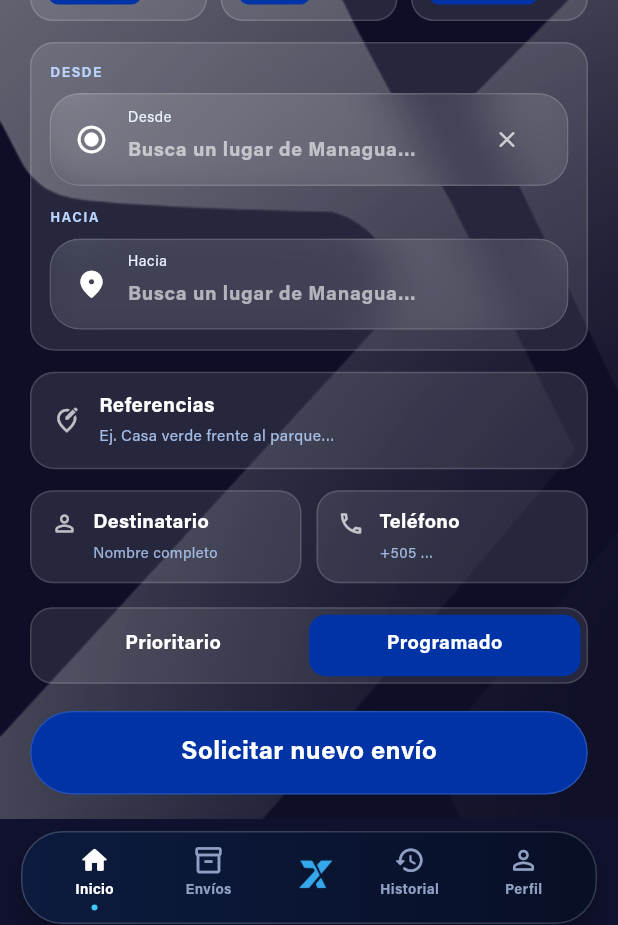
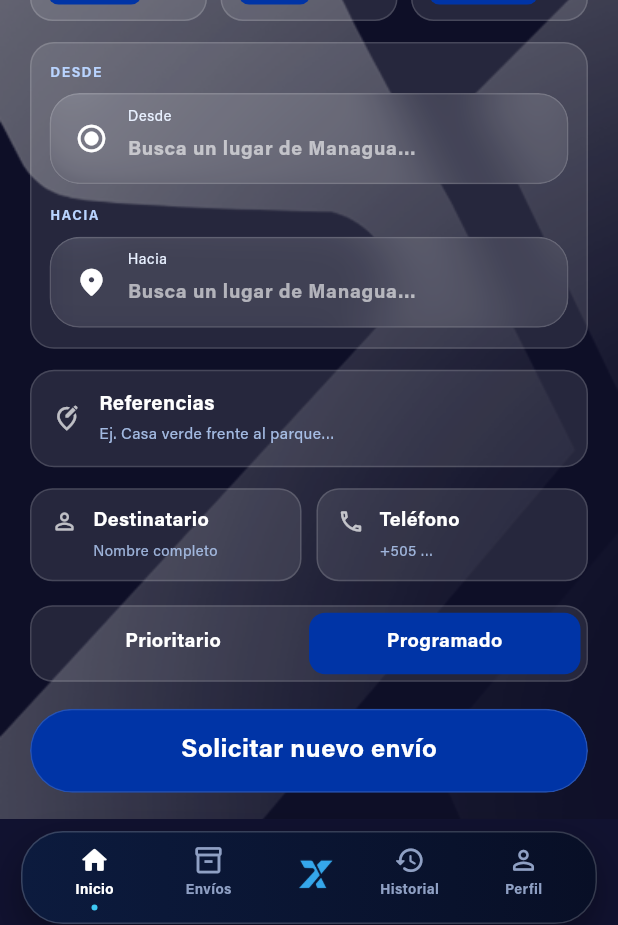
Before and after one commit to pubnicaragua/plt-app-01-sep-sn, a Flutter app: the HomeCliente screen opened directly, scrolled down 206 dp, on a phone screen of 412 x 824 dp. Shown: the part 300-1225 px from the top of the screen. Run offline on Flutter 3.47's test engine with Material 3 defaults, Android fonts, the phone set to English and light mode, and no system bars; our stand-ins replace geolocator, google_maps_flutter; accounts and stored records are empty; network calls fail.

Commit message:
Home: campo DESDE y HACIA ambos buscables en tiempo real (sin campo bloqueado)

```diff
--- a/lib/screens/home_cliente.dart
+++ b/lib/screens/home_cliente.dart
@@ -572,17 +572,12 @@ class _EditableRouteCard extends StatelessWidget {
             ),
           ),
           const SizedBox(height: 7),
-          GlassField(
+          PlaceAutocompleteField(
             label: 'Desde',
             hint: 'Busca un lugar de Managua…',
             icon: Icons.radio_button_checked,
             controller: origin,
-            readOnly: true,
-            suffix: IconButton(
-              onPressed: () => origin.clear(),
-              icon: const Icon(Icons.close_rounded,
-                  color: Colors.white70, size: 18),
-            ),
+            onSelected: onOriginSelected,
           ),
           const SizedBox(height: 15),
           const Text(
```
Also changed, not shown: lib/widgets/place_field.dart (+2 -6 lines).
